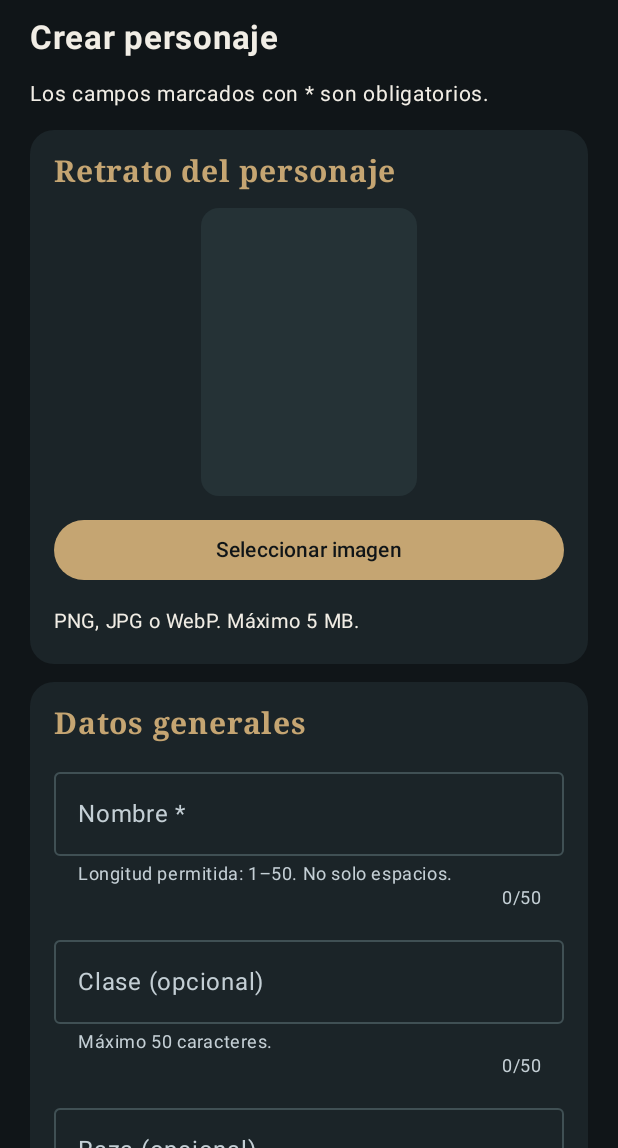
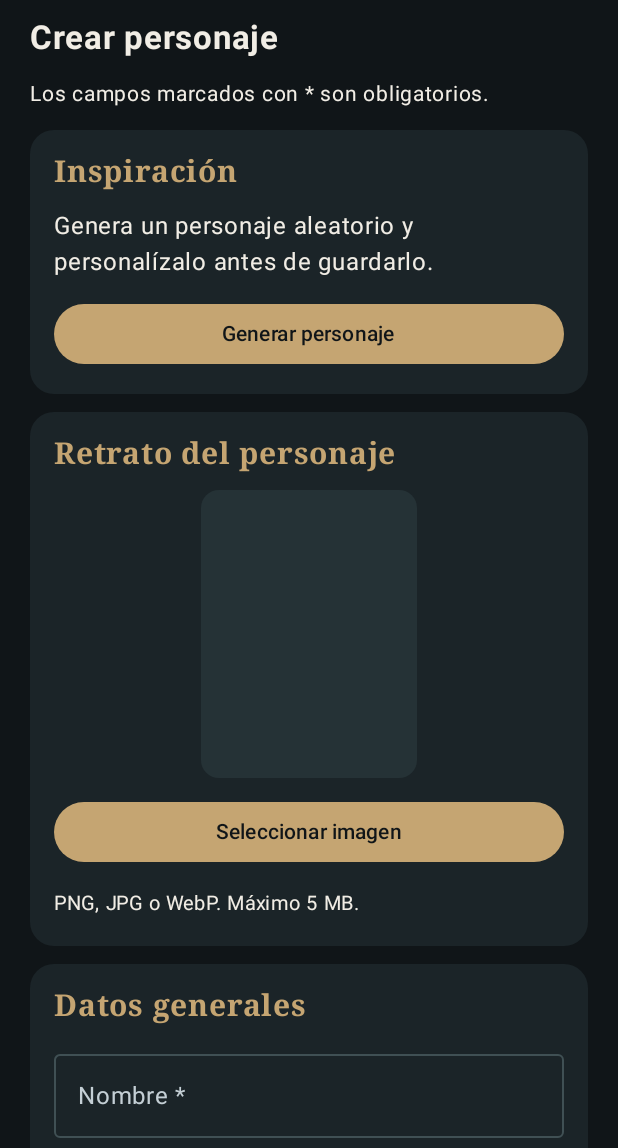
Before and after one commit to Ixf2/UMBRAAndroid, an Android app built with Jetpack Compose: the composable FormularioPersonaje called with empty values, on a phone screen of 412 x 824 dp, the part 88-1236 px from its top. Run offline under Robolectric (Android 15) with nearby library versions, the phone set to English and light mode, and no system bars.

Commit message:
Feat: Generador

```diff
--- a/app/src/main/res/values/strings.xml
+++ b/app/src/main/res/values/strings.xml
@@ -114,4 +114,12 @@
 
     <string name="sesion_reintentar">Reintentar</string>
 
+    <string name="generador_titulo">Inspiración</string>
+    <string name="generador_descripcion">Genera un personaje aleatorio y personalízalo antes de guardarlo.</string>
+    <string name="generador_boton">Generar personaje</string>
+    <string name="generador_confirmacion_titulo">¿Generar otro personaje?</string>
+    <string name="generador_confirmacion_mensaje">Se sustituirán los datos actuales del formulario. La imagen seleccionada se conservará.</string>
+    <string name="generador_confirmar">Generar</string>
+    <string name="generador_cancelar">Cancelar</string>
+
 </resources>
```
Also changed, not shown: app/src/main/java/com/example/umbra/activities/PersonajeActivity.kt (+62 -1 lines), 1 other file.
